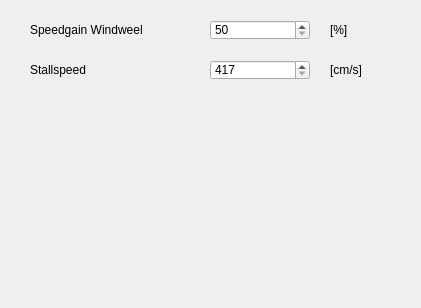
First picture: the form in src/configuration/flytec6015/VelocityFrame6015.ui, repository Iv/FlyHigh, before the edit.
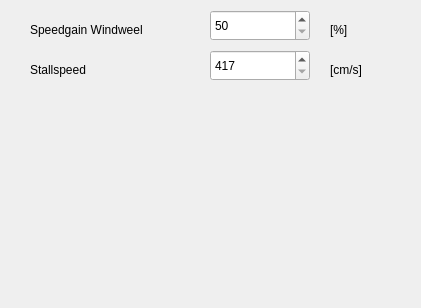
Second picture: the form after the edit.

The edit to the form file:
```diff
--- a/src/configuration/flytec6015/VelocityFrame6015.ui
+++ b/src/configuration/flytec6015/VelocityFrame6015.ui
@@ -71,17 +71,17 @@
       <property name="geometry">
         <rect>
           <x>210</x>
-          <y>20</y>
+     <y>10</y>
           <width>100</width>
-          <height>20</height>
-        </rect>
-      </property>
+     <height>31</height>
+    </rect>
+   </property>
+   <property name="minimum">
+    <number>50</number>
+   </property>
       <property name="maximum">
         <number>150</number>
       </property>
-      <property name="minimum">
-        <number>50</number>
-      </property>
       <property name="value">
         <number>50</number>
       </property>
@@ -106,17 +106,17 @@
       <property name="geometry">
         <rect>
           <x>210</x>
-          <y>60</y>
+     <y>50</y>
           <width>100</width>
-          <height>20</height>
-        </rect>
-      </property>
-      <property name="maximum">
-        <number>2778</number>
-      </property>
+     <height>31</height>
+    </rect>
+   </property>
       <property name="minimum">
         <number>417</number>
       </property>
+   <property name="maximum">
+    <number>2778</number>
+   </property>
     </widget>
   </widget>
   <layoutdefault spacing="6" margin="11"/>
```
Left out of the diff: 7 changed lines with no effect on the pictures. Lines whose indentation alone changed are shown as unchanged.
